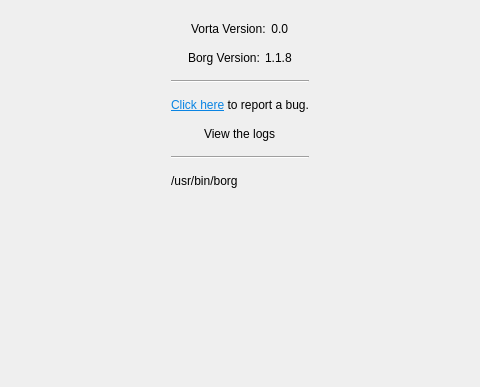
Above: src/vorta/assets/UI/abouttab.ui from borgbase/vorta before the change; both pictures show x 156 to 636 and y 0 to 387 of the 791 by 497 pixel window. Below: the same form after it.
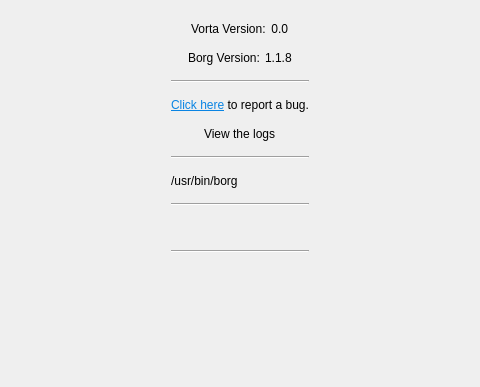
That is the form after the change.

Commit message: added logos to about tab

Diff of the .ui file:
```diff
--- a/src/vorta/assets/UI/abouttab.ui
+++ b/src/vorta/assets/UI/abouttab.ui
@@ -177,6 +177,9 @@
          <property name="topMargin">
           <number>10</number>
          </property>
+         <property name="bottomMargin">
+          <number>10</number>
+         </property>
          <item>
           <widget class="QLabel" name="borgPath">
            <property name="text">
@@ -186,6 +189,45 @@
          </item>
         </layout>
        </item>
+       <item>
+        <widget class="QFrame" name="seperator">
+         <property name="frameShape">
+          <enum>QFrame::HLine</enum>
+         </property>
+         <property name="frameShadow">
+          <enum>QFrame::Sunken</enum>
+         </property>
+        </widget>
+       </item>
+       <item>
+        <layout class="QHBoxLayout" name="horizontalLayout">
+         <property name="topMargin">
+          <number>10</number>
+         </property>
+         <property name="bottomMargin">
+          <number>10</number>
+         </property>
+         <property name="spacing">
+          <number>20</number>
+         </property>
+         <item>
+          <widget class="QLabel" name="gpl_logo"/>
+         </item>
+         <item>
+          <widget class="QLabel" name="python_logo"/>
+         </item>
+        </layout>
+       </item>
+       <item>
+        <widget class="QFrame" name="seperator">
+         <property name="frameShape">
+          <enum>QFrame::HLine</enum>
+         </property>
+         <property name="frameShadow">
+          <enum>QFrame::Sunken</enum>
+         </property>
+        </widget>
+       </item>
       </layout>
      </item>
      <item>
```
The commit also changes 4 other files.
